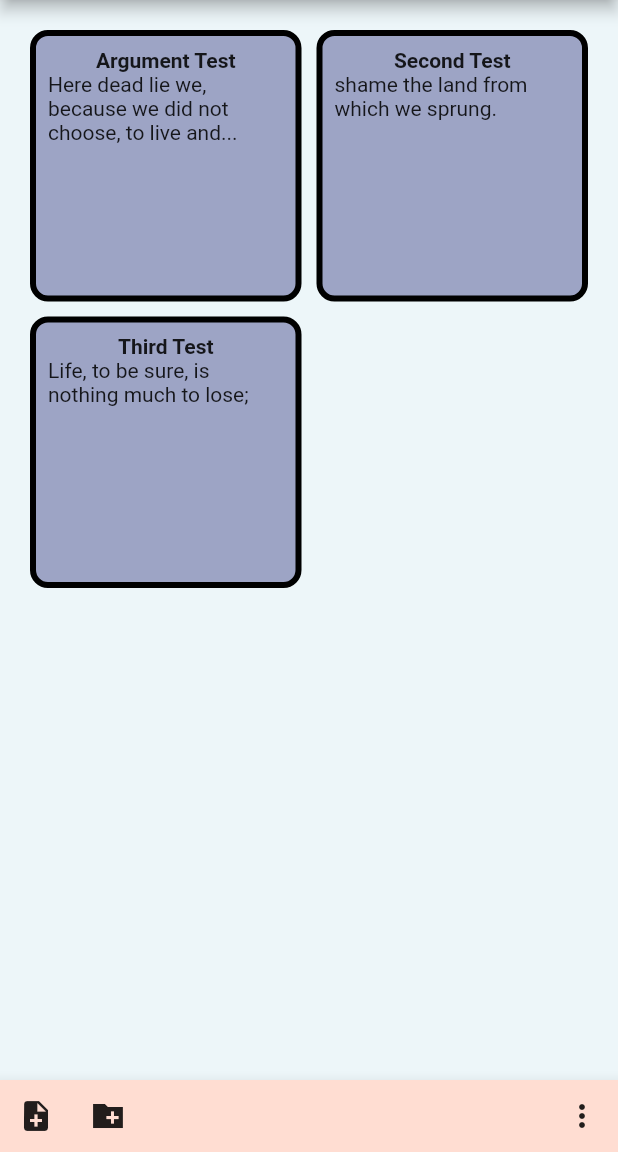
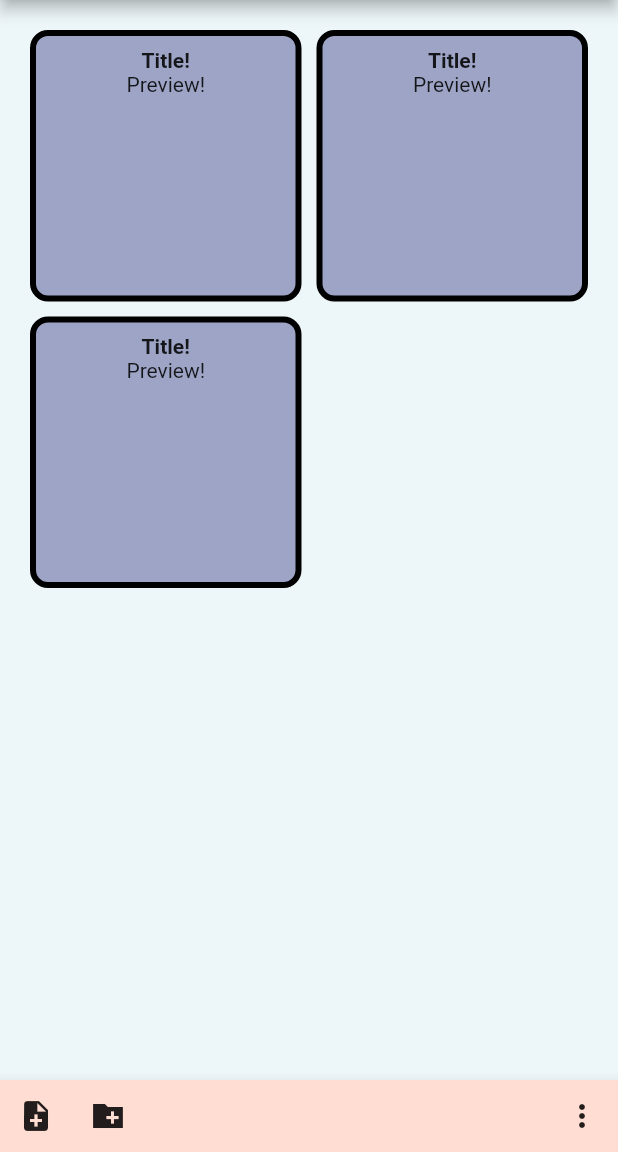
Before and after one commit to DanRagsdale/Panels, a Flutter app: the screen it shows after launch, on a phone screen of 412 x 824 dp, the part 84-1236 px from its top. Run offline on Flutter 3.47's test engine with Material 2 defaults, Android fonts, the phone set to English and light mode, and no system bars.

Commit message:
Allow creation of different PanelPages based on data passed from the main page.

```diff
--- a/lib/main.dart
+++ b/lib/main.dart
@@ -1,4 +1,7 @@
 import 'package:flutter/material.dart';
+import 'package:panels/user_widget_page.dart';
+import 'package:panels/uw_check.dart';
+import 'package:panels/uw_separator.dart';
 
 import 'note_icon.dart';
 
@@ -56,16 +59,13 @@ class FirstPage extends StatelessWidget {
 					crossAxisCount: 2,
 					children: <Widget>[
 						NoteIcon(
-							title: "Argument Test",
-							preview: "Here dead lie we, because we did not choose, to live and...",
+							initialPage: PanelPage([UWCheckFactory(), UWSeparatorFactory()]),
 						),
 						NoteIcon(
-							title: "Second Test",
-								preview: "shame the land from which we sprung.",
+							initialPage: PanelPage([]),
 						),
 						NoteIcon(
-							title: "Third Test",
-							preview: "Life, to be sure, is nothing much to lose;",
+							initialPage: PanelPage([]),
 						),
 					],
 				),
--- a/lib/note_icon.dart
+++ b/lib/note_icon.dart
@@ -1,13 +1,13 @@
 import 'package:flutter/material.dart';
 import 'package:panels/main.dart';
+import 'package:panels/user_widget_page.dart';
 
-import 'second_page.dart';
+import 'editor_page.dart';
 
 class NoteIcon extends StatelessWidget {
-	NoteIcon({required this.title, required this.preview});
+	final PanelPage initialPage;
 
-	final String title;
-	final String preview;
+	NoteIcon({required this.initialPage});
 
 	@override
 	Widget build(BuildContext context) {
@@ -15,7 +15,7 @@ class NoteIcon extends StatelessWidget {
 			onTap: () {
 				Navigator.of(context).push(
 					MaterialPageRoute(
-						builder: (context) => SecondPage(this.title)
+						builder: (context) => EditorPage(initialPage: initialPage)
 					),
 				);
 			},
@@ -30,8 +30,8 @@ class NoteIcon extends StatelessWidget {
 				),
 				child: Column(
 					children: [
-						Text(this.title, style: TextStyle(fontWeight: FontWeight.bold)),
-						Text(this.preview),
+						Text(initialPage.getTitle(), style: TextStyle(fontWeight: FontWeight.bold)),
+						Text(initialPage.getPreview()),
 					],
 				),
 			),
```
Also changed, not shown: lib/editor_page.dart (renamed from lib/second_page.dart, +8 -7 lines), lib/user_widget.dart (+58 -19 lines), lib/user_widget_page.dart (added, +25 -0 lines), lib/uw_check.dart (+13 -4 lines), lib/uw_separator.dart (+10 -3 lines), lib/uw_text.dart (+13 -5 lines).
